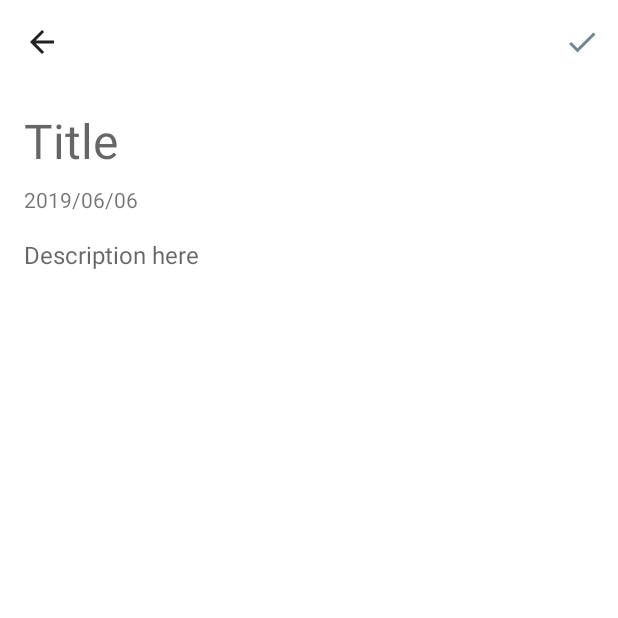
After one commit to android-labwork/Playnote, an Android app: the NoteControlActivity screen opened directly, with no data from a screen before it, on a phone screen of 412 x 824 dp, the top half of it. The commit adds this screen. Run offline under Robolectric (Android 15) with nearby library versions, the phone set to English and light mode, and no system bars.

Commit message:
UI - Add Custom Toolbar And Add Note

```diff
--- /dev/null
+++ b/app/src/main/java/com/aitekteam/developer/playnote/activities/NoteControlActivity.java
@@ -0,0 +1,77 @@
+package com.aitekteam.developer.playnote.activities;
+
+import androidx.appcompat.app.ActionBar;
+import androidx.appcompat.app.AppCompatActivity;
+import androidx.appcompat.widget.Toolbar;
+
+import android.content.Intent;
+import android.os.Bundle;
+import android.view.Menu;
+import android.view.MenuItem;
+import android.view.View;
+import android.widget.EditText;
+import android.widget.TextView;
+
+import com.aitekteam.developer.playnote.R;
+import com.aitekteam.developer.playnote.helpers.DatePickerHelper;
+
+import java.text.SimpleDateFormat;
+import java.util.Date;
+import java.util.Locale;
+
+public class NoteControlActivity extends AppCompatActivity {
+
+    private TextView date;
+    private EditText title, description;
+
+    @Override
+    protected void onCreate(Bundle savedInstanceState) {
+        super.onCreate(savedInstanceState);
+        setContentView(R.layout.activity_note_control);
+
+        Toolbar mainToolbar = findViewById(R.id.main_toolbar);
+        setSupportActionBar(mainToolbar);
+        ActionBar actionBar = getSupportActionBar();
+        actionBar.setDisplayHomeAsUpEnabled(true);
+        actionBar.setDisplayShowTitleEnabled(false);
+
+        initialize();
+
+        SimpleDateFormat simpleDateFormat = new SimpleDateFormat("yyyy/MM/dd", Locale.US);
+        date.setText(simpleDateFormat.format(new Date()));
+
+        date.setOnClickListener(new View.OnClickListener() {
+            @Override
+            public void onClick(View v) {
+                DatePickerHelper datePicker= new DatePickerHelper();
+                datePicker.setHandler(new DatePickerHelper.DatePickerHandler() {
+                    @Override
+                    public void onDateSet(int yer, int month, int dayOfMonth) {
+                        date.setText("" + yer + "/" + month + "/" + dayOfMonth);
+                    }
+                });
+                datePicker.show(getSupportFragmentManager(), "Set Date");
+            }
+        });
+    }
+
+    private void initialize() {
+        date = findViewById(R.id.date);
+        title = findViewById(R.id.title);
+        description = findViewById(R.id.description);
+    }
+
+    @Override
+    public boolean onCreateOptionsMenu(Menu menu) {
+        getMenuInflater().inflate(R.menu.note_control_toolbar, menu);
+        return super.onCreateOptionsMenu(menu);
+    }
+
+    @Override
+    public boolean onOptionsItemSelected(MenuItem item) {
+        if (item.getItemId() == R.id.save) {
+            return true;
+        }
+        return super.onOptionsItemSelected(item);
+    }
+}
--- /dev/null
+++ b/app/src/main/res/drawable/ic_add_note_24dp.xml
@@ -0,0 +1,5 @@
+<vector android:height="24dp" android:tint="#718792"
+    android:viewportHeight="24.0" android:viewportWidth="24.0"
+    android:width="24dp" xmlns:android="http://schemas.android.com/apk/res/android">
+    <path android:fillColor="#FF000000" android:pathData="M13,7h-2v4L7,11v2h4v4h2v-4h4v-2h-4L13,7zM12,2C6.48,2 2,6.48 2,12s4.48,10 10,10 10,-4.48 10,-10S17.52,2 12,2zM12,20c-4.41,0 -8,-3.59 -8,-8s3.59,-8 8,-8 8,3.59 8,8 -3.59,8 -8,8z"/>
+</vector>
--- /dev/null
+++ b/app/src/main/res/drawable/ic_save_24dp.xml
@@ -0,0 +1,5 @@
+<vector android:height="24dp" android:tint="#718792"
+    android:viewportHeight="24.0" android:viewportWidth="24.0"
+    android:width="24dp" xmlns:android="http://schemas.android.com/apk/res/android">
+    <path android:fillColor="#FF000000" android:pathData="M9,16.17L4.83,12l-1.42,1.41L9,19 21,7l-1.41,-1.41z"/>
+</vector>
--- /dev/null
+++ b/app/src/main/res/layout/activity_note_control.xml
@@ -0,0 +1,51 @@
+<?xml version="1.0" encoding="utf-8"?>
+<androidx.constraintlayout.widget.ConstraintLayout xmlns:android="http://schemas.android.com/apk/res/android"
+    xmlns:app="http://schemas.android.com/apk/res-auto"
+    xmlns:tools="http://schemas.android.com/tools"
+    android:layout_width="match_parent"
+    android:layout_height="match_parent"
+    android:background="@color/colorWhite"
+    tools:context=".activities.NoteControlActivity">
+
+    <include
+        layout="@layout/component_main_toolbar"
+        app:layout_constraintTop_toTopOf="parent" />
+
+    <EditText
+        android:id="@+id/title"
+        android:layout_width="match_parent"
+        android:layout_height="wrap_content"
+        android:background="@color/colorWhite"
+        app:layout_constraintTop_toBottomOf="@id/main_toolbar"
+        android:hint="@string/title"
+        android:inputType="textMultiLine"
+        android:paddingTop="16dp"
+        android:paddingLeft="16dp"
+        android:paddingRight="16dp"
+        android:textSize="32sp"/>
+
+    <TextView
+        android:id="@+id/date"
+        android:layout_width="match_parent"
+        android:layout_height="wrap_content"
+        android:background="@color/colorWhite"
+        android:layout_marginTop="8dp"
+        android:paddingLeft="16dp"
+        android:paddingRight="16dp"
+        app:layout_constraintTop_toBottomOf="@id/title"/>
+
+    <EditText
+        android:id="@+id/description"
+        android:layout_width="match_parent"
+        android:layout_height="wrap_content"
+        android:background="@color/colorWhite"
+        app:layout_constraintTop_toBottomOf="@id/date"
+        android:hint="@string/description"
+        android:inputType="textMultiLine"
+        android:textSize="16sp"
+        android:paddingTop="16dp"
+        android:paddingLeft="16dp"
+        android:paddingRight="16dp"
+        android:paddingBottom="16dp"/>
+
+</androidx.constraintlayout.widget.ConstraintLayout>
--- /dev/null
+++ b/app/src/main/res/layout/component_main_toolbar.xml
@@ -0,0 +1,10 @@
+<?xml version="1.0" encoding="utf-8"?>
+<androidx.appcompat.widget.Toolbar
+    xmlns:android="http://schemas.android.com/apk/res/android"
+    xmlns:app="http://schemas.android.com/apk/res-auto"
+    android:id="@+id/main_toolbar"
+    android:layout_width="match_parent"
+    android:layout_height="?attr/actionBarSize"
+    android:background="?attr/colorPrimary"
+    android:theme="@style/MainToolbar"
+    app:popupTheme="@style/ThemeOverlay.AppCompat.Light"/>
--- /dev/null
+++ b/app/src/main/res/menu/note_control_toolbar.xml
@@ -0,0 +1,9 @@
+<?xml version="1.0" encoding="utf-8"?>
+<menu xmlns:android="http://schemas.android.com/apk/res/android"
+    xmlns:app="http://schemas.android.com/apk/res-auto">
+    <item
+        android:id="@+id/save"
+        android:title="@string/save"
+        android:icon="@drawable/ic_save_24dp"
+        app:showAsAction="ifRoom"/>
+</menu>
--- a/app/src/main/res/values/colors.xml
+++ b/app/src/main/res/values/colors.xml
@@ -1,6 +1,12 @@
 <?xml version="1.0" encoding="utf-8"?>
 <resources>
-    <color name="colorPrimary">#008577</color>
-    <color name="colorPrimaryDark">#00574B</color>
-    <color name="colorAccent">#D81B60</color>
+    <color name="colorWhite">#FFFFFF</color>
+    <color name="colorDarkLightBlue">#01579B</color>
+    <color name="colorGreen">#43A047</color>
+    <color name="colorPink">#C2185B</color>
+    <color name="colorRed">#E53935</color>
+    <color name="colorDarkPurple">#4A148C</color>
+    <color name="colorDarkGrey">#424242</color>
+    <color name="colorBlack">#212121</color>
+    <color name="colorBlueGrey">#718792</color>
 </resources>
--- a/app/src/main/res/values/strings.xml
+++ b/app/src/main/res/values/strings.xml
@@ -1,3 +1,7 @@
 <resources>
     <string name="app_name">Playnote</string>
+    <string name="add_note">Add Note</string>
+    <string name="title">Title</string>
+    <string name="description">Description here</string>
+    <string name="save">Save</string>
 </resources>
--- a/app/src/main/res/values/styles.xml
+++ b/app/src/main/res/values/styles.xml
@@ -1,11 +1,20 @@
 <resources>
 
     <!-- Base application theme. -->
-    <style name="AppTheme" parent="Theme.AppCompat.Light.DarkActionBar">
+    <style name="AppTheme" parent="Theme.AppCompat.Light.NoActionBar">
         <!-- Customize your theme here. -->
-        <item name="colorPrimary">@color/colorPrimary</item>
-        <item name="colorPrimaryDark">@color/colorPrimaryDark</item>
-        <item name="colorAccent">@color/colorAccent</item>
+        <item name="colorPrimary">@color/colorWhite</item>
+        <item name="colorPrimaryDark">@color/colorWhite</item>
+        <item name="colorAccent">@color/colorDarkLightBlue</item>
+    </style>
+
+    <!-- Main Toolbar Theme -->
+    <style name="MainToolbar" parent="ThemeOverlay.AppCompat.ActionBar">
+        <!-- Customize your theme here. -->
+        <item name="colorPrimary">@color/colorWhite</item>
+        <item name="colorPrimaryDark">@color/colorWhite</item>
+        <item name="colorAccent">@color/colorDarkGrey</item>
+        <item name="titleTextColor">@color/colorDarkLightBlue</item>
     </style>
 
 </resources>
```
Also changed, not shown: app/src/main/AndroidManifest.xml (+7 -2 lines), app/src/main/java/com/aitekteam/developer/playnote/MainActivity.java (deleted, +0 -14 lines), app/src/main/java/com/aitekteam/developer/playnote/activities/MainActivity.java (added, +38 -0 lines), app/src/main/java/com/aitekteam/developer/playnote/helpers/DatePickerHelper.java (added, +41 -0 lines), app/src/main/res/layout/activity_main.xml (+4 -8 lines), app/src/main/res/menu/main_toolbar.xml (added, +9 -0 lines).
